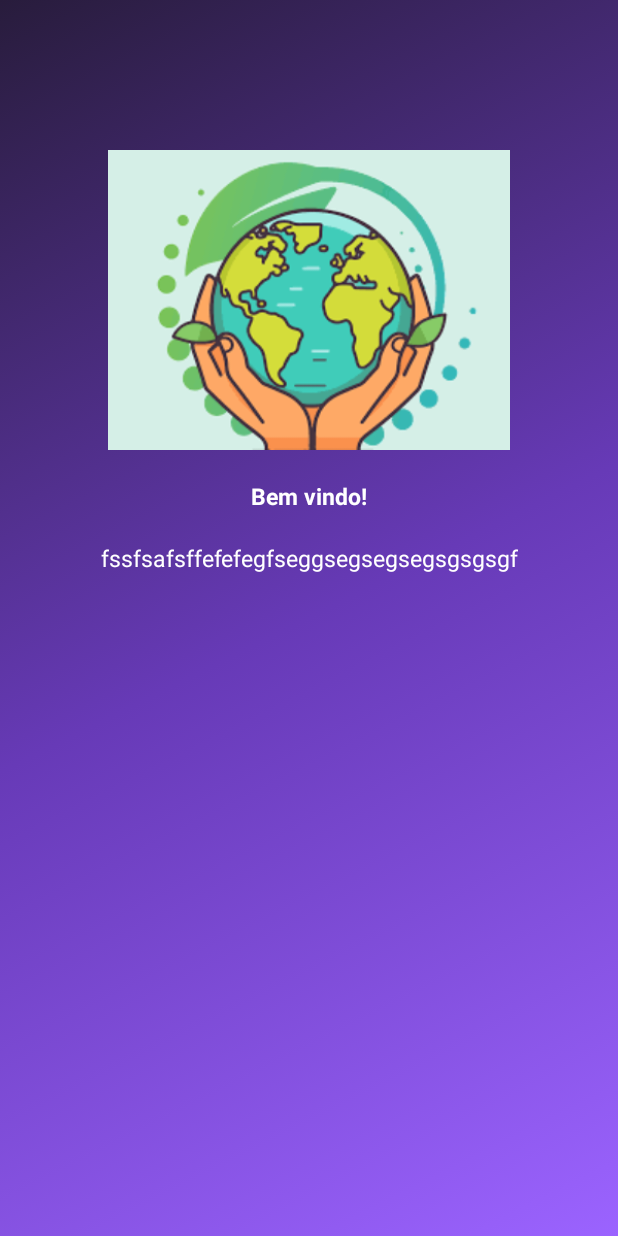
After one commit to Derickxx/TCCMobile, an Android app: the Sidebar screen opened directly, with no data from a screen before it, on a phone screen of 412 x 824 dp. The commit adds this screen. Run offline under Robolectric (Android 15) with nearby library versions, the phone set to English and light mode, and no system bars.

Commit message:
Arrumar layout

```diff
--- a/app/src/main/java/com/example/myapplication/CriarBancoDB.java
+++ b/app/src/main/java/com/example/myapplication/CriarBancoDB.java
@@ -14,7 +14,7 @@ public class CriarBancoDB {
             politica = new StrictMode.ThreadPolicy.Builder().permitAll().build();
             StrictMode.setThreadPolicy(politica);
             Class.forName("net.sourceforge.jtds.jdbc.Driver");
-            conn = DriverManager.getConnection("jdbc:jtds:sqlserver://172.19.1.152;"+
+            conn = DriverManager.getConnection("jdbc:jtds:sqlserver://172.25.224.1;"+
                     "databaseName=bd_padaria3_fk;user=sa;passaword=@ITB123456");
         }
         catch(SQLException e){
--- a/app/src/main/java/com/example/myapplication/Login.java
+++ b/app/src/main/java/com/example/myapplication/Login.java
@@ -42,7 +42,7 @@ public class Login extends AppCompatActivity {
 
             Class.forName("net.sourceforge.jtds.jdbc.Driver").newInstance();
             conexao =
-                    DriverManager.getConnection("jdbc:jtds:sqlserver://172.19.1.152;databaseName=bd_padaria3_fk;user=sa;password=@ITB123456;");
+                    DriverManager.getConnection("jdbc:jtds:sqlserver://172.25.224.1;databaseName=bd_padaria3_fk;user=sa;password=@ITB123456;");
         }catch (Exception e){
             Toast.makeText(getApplicationContext(), e.getMessage(),
                     Toast.LENGTH_SHORT).show();
--- /dev/null
+++ b/app/src/main/java/com/example/myapplication/Sidebar.java
@@ -0,0 +1,14 @@
+package com.example.myapplication;
+
+import androidx.appcompat.app.AppCompatActivity;
+
+import android.os.Bundle;
+
+public class Sidebar extends AppCompatActivity {
+
+    @Override
+    protected void onCreate(Bundle savedInstanceState) {
+        super.onCreate(savedInstanceState);
+        setContentView(R.layout.activity_sidebar);
+    }
+}
--- /dev/null
+++ b/app/src/main/res/drawable/baseline_keyboard_arrow_right_24.xml
@@ -0,0 +1,5 @@
+<vector android:autoMirrored="true" android:height="24dp"
+    android:tint="#FFFFFF" android:viewportHeight="24"
+    android:viewportWidth="24" android:width="24dp" xmlns:android="http://schemas.android.com/apk/res/android">
+    <path android:fillColor="@android:color/white" android:pathData="M8.59,16.59L13.17,12 8.59,7.41 10,6l6,6 -6,6 -1.41,-1.41z"/>
+</vector>
--- /dev/null
+++ b/app/src/main/res/drawable/bg4.xml
@@ -0,0 +1,19 @@
+<?xml version="1.0" encoding="utf-8"?>
+<selector xmlns:android="http://schemas.android.com/apk/res/android">
+
+
+    <item>
+        <shape>
+            <gradient
+                android:angle="315"
+                android:startColor="@color/purpleDark"
+                android:centerColor="@color/purple"
+                android:endColor="@color/purpleLight"
+                android:type="linear">
+
+            </gradient>
+
+        </shape>
+    </item>
+
+</selector>
--- /dev/null
+++ b/app/src/main/res/layout/activity_sidebar.xml
@@ -0,0 +1,47 @@
+<?xml version="1.0" encoding="utf-8"?>
+<androidx.constraintlayout.widget.ConstraintLayout xmlns:android="http://schemas.android.com/apk/res/android"
+    xmlns:app="http://schemas.android.com/apk/res-auto"
+    xmlns:tools="http://schemas.android.com/tools"
+    android:layout_width="match_parent"
+    android:layout_height="match_parent"
+    tools:context=".Sidebar"
+    android:background="@drawable/bg4">
+
+    <ImageView
+        android:id="@+id/slideImg"
+        android:layout_width="match_parent"
+        android:layout_height="200dp"
+        app:layout_constraintTop_toTopOf="parent"
+        android:layout_marginTop="100dp"
+        android:src="@drawable/icon_planet"
+
+        />
+    <TextView
+        android:id="@+id/TextTitle"
+        android:layout_width="wrap_content"
+        android:layout_height="wrap_content"
+        app:layout_constraintEnd_toEndOf="parent"
+        app:layout_constraintTop_toBottomOf="@+id/slideImg"
+        app:layout_constraintStart_toStartOf="parent"
+        android:layout_marginTop="20dp"
+        android:text="Bem vindo!"
+        android:textColor="@color/white"
+        android:textStyle="bold"
+        android:textSize="15sp"
+        />
+    <TextView
+        android:id="@+id/subText"
+        android:layout_width="match_parent"
+        android:layout_height="wrap_content"
+        app:layout_constraintEnd_toEndOf="parent"
+        app:layout_constraintTop_toBottomOf="@+id/TextTitle"
+        app:layout_constraintStart_toStartOf="parent"
+        android:layout_marginTop="20dp"
+        android:text="fssfsafsffefefegfseggsegsegsegsgsgsgf"
+        android:textColor="@color/white"
+        android:gravity="center"
+         android:layout_marginHorizontal="20dp"
+        android:textSize="15sp"
+        />
+
+</androidx.constraintlayout.widget.ConstraintLayout>
--- a/app/src/main/res/values/colors.xml
+++ b/app/src/main/res/values/colors.xml
@@ -14,4 +14,9 @@
     <color name="botao">#3763f4</color>
     <color name="botao_precionado">#2444AE</color>
     <color name="font_text">#19f5aa</color>
+    <color name="redVariantion">#570000</color>
+    <color name="redLight">#EF5858</color>
+    <color name="purple">#673AB7</color>
+    <color name="purpleDark">#281C3C</color>
+    <color name="purpleLight">#9B63FF</color>
 </resources>
--- /dev/null
+++ b/app/src/main/res/values/ids.xml
@@ -0,0 +1,4 @@
+<?xml version="1.0" encoding="utf-8"?>
+<resources>
+    <item name="sliderLayuot" type="id" />
+</resources>
--- /dev/null
+++ b/app/src/main/res/values/refs.xml
@@ -0,0 +1,2 @@
+<?xml version="1.0" encoding="utf-8"?>
+<resources></resources>
```
Also changed, not shown: app/src/main/AndroidManifest.xml (+10 -7 lines), app/src/main/java/com/example/myapplication/Adapters/OnBoardinAdapter.java (added, +78 -0 lines), app/src/main/java/com/example/myapplication/Card_info.java (added, +14 -0 lines), app/src/main/res/drawable/bg1.xml (added, +19 -0 lines), app/src/main/res/drawable/bg2.xml (added, +19 -0 lines), app/src/main/res/drawable/bg3.xml (added, +19 -0 lines), app/src/main/res/layout/activity_card_info.xml (added, +44 -0 lines), app/src/main/res/values/strings.xml (+8 -0 lines), app/src/main/res/values/thema.xml (added, +19 -0 lines), app/src/main/res/drawable/icon_planet.png (added).
